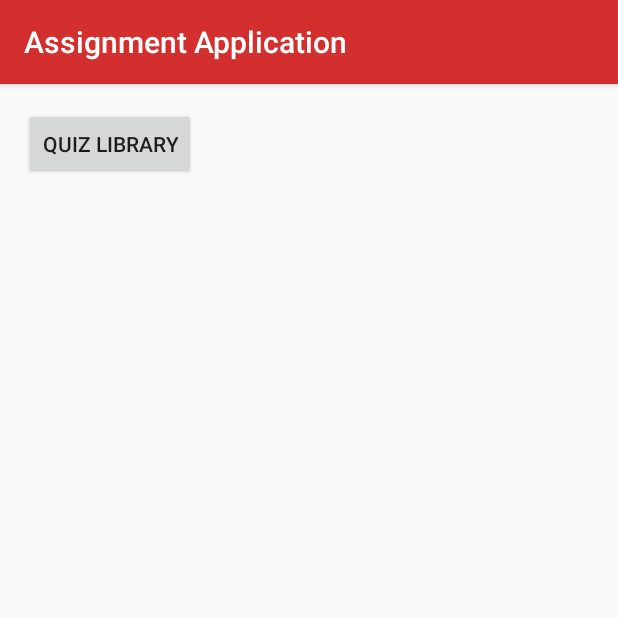
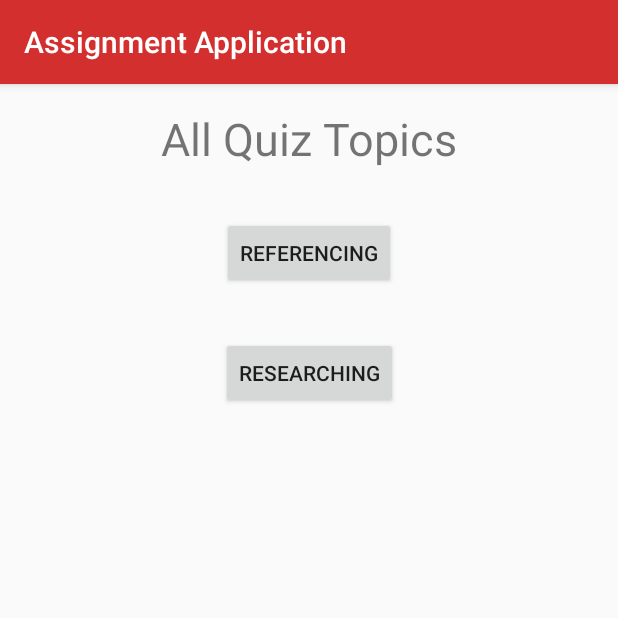
Before and after one commit to conewaffle/AssignmentApplication, an Android app: the screen it shows after launch (HomeActivity), on a phone screen of 412 x 824 dp, the top half of it. Run offline under Robolectric (Android 15) with nearby library versions, the phone set to English and light mode, and no system bars.

Commit message:
categories for quizzes added.

```diff
--- a/app/src/main/java/com/example/assignmentapplication/QuizActivity.java
+++ b/app/src/main/java/com/example/assignmentapplication/QuizActivity.java
@@ -77,10 +77,13 @@ public class QuizActivity extends AppCompatActivity {
         textColorDefaultRb = rb1.getTextColors();
         textColorDefaultCd = textCountDown.getTextColors();
 
+        Intent i = getIntent();
+        String category = i.getStringExtra("CATEGORY");
+
         if(savedInstanceState==null) {
             //change from sqlite boilerplate to ROOM
             QuizDbHelper dbHelper = new QuizDbHelper(this);
-            questionList = dbHelper.getQuestions();
+            questionList = dbHelper.getQuestions(category);
             questionCountTotal = questionList.size();
             Collections.shuffle(questionList);
 
--- a/app/src/main/java/com/example/assignmentapplication/QuizStartActivity.java
+++ b/app/src/main/java/com/example/assignmentapplication/QuizStartActivity.java
@@ -33,7 +33,10 @@ public class QuizStartActivity extends AppCompatActivity {
     }
 
     public void startQuiz(View view){
+        Intent intentA = getIntent();
+        String category = intentA.getStringExtra("CATEGORY");
         Intent intent = new Intent(QuizStartActivity.this, QuizActivity.class);
+        intent.putExtra("CATEGORY", category);
         startActivityForResult(intent, REQUEST_CODE_QUIZ);
     }
 
--- a/app/src/main/res/layout/activity_home.xml
+++ b/app/src/main/res/layout/activity_home.xml
@@ -7,13 +7,39 @@
     tools:context=".HomeActivity">
 
     <Button
-        android:id="@+id/button"
+        android:id="@+id/btnReferencing"
+        android:layout_width="wrap_content"
+        android:layout_height="wrap_content"
+        android:layout_marginStart="16dp"
+        android:layout_marginTop="32dp"
+        android:layout_marginEnd="16dp"
+        android:onClick="goToQuiz"
+        android:text="Referencing"
+        app:layout_constraintEnd_toEndOf="parent"
+        app:layout_constraintStart_toStartOf="parent"
+        app:layout_constraintTop_toBottomOf="@+id/textView" />
+
+    <TextView
+        android:id="@+id/textView"
         android:layout_width="wrap_content"
         android:layout_height="wrap_content"
         android:layout_marginStart="16dp"
         android:layout_marginTop="16dp"
-        android:onClick="goToQuiz"
-        android:text="Quiz Library"
+        android:layout_marginEnd="16dp"
+        android:text="All Quiz Topics"
+        android:textSize="30sp"
+        app:layout_constraintEnd_toEndOf="parent"
         app:layout_constraintStart_toStartOf="parent"
         app:layout_constraintTop_toTopOf="parent" />
+
+    <Button
+        android:id="@+id/btnResearching"
+        android:layout_width="wrap_content"
+        android:layout_height="wrap_content"
+        android:layout_marginTop="32dp"
+        android:onClick="goToQuiz"
+        android:text="Researching"
+        app:layout_constraintEnd_toEndOf="parent"
+        app:layout_constraintStart_toStartOf="parent"
+        app:layout_constraintTop_toBottomOf="@+id/btnReferencing" />
 </androidx.constraintlayout.widget.ConstraintLayout>
```
Also changed, not shown: app/src/main/java/com/example/assignmentapplication/HomeActivity.java (+4 -4 lines), app/src/main/java/com/example/assignmentapplication/QuizDbHelper.java (+15 -10 lines), app/src/main/res/drawable-v21/ic_menu_camera.xml (added, +12 -0 lines), app/src/main/res/drawable-v21/ic_menu_gallery.xml (added, +9 -0 lines), app/src/main/res/drawable-v21/ic_menu_manage.xml (added, +9 -0 lines), app/src/main/res/drawable-v21/ic_menu_send.xml (added, +9 -0 lines), app/src/main/res/drawable-v21/ic_menu_share.xml (added, +9 -0 lines), app/src/main/res/drawable-v21/ic_menu_slideshow.xml (added, +9 -0 lines), app/src/main/res/drawable/side_nav_bar.xml (added, +9 -0 lines).
